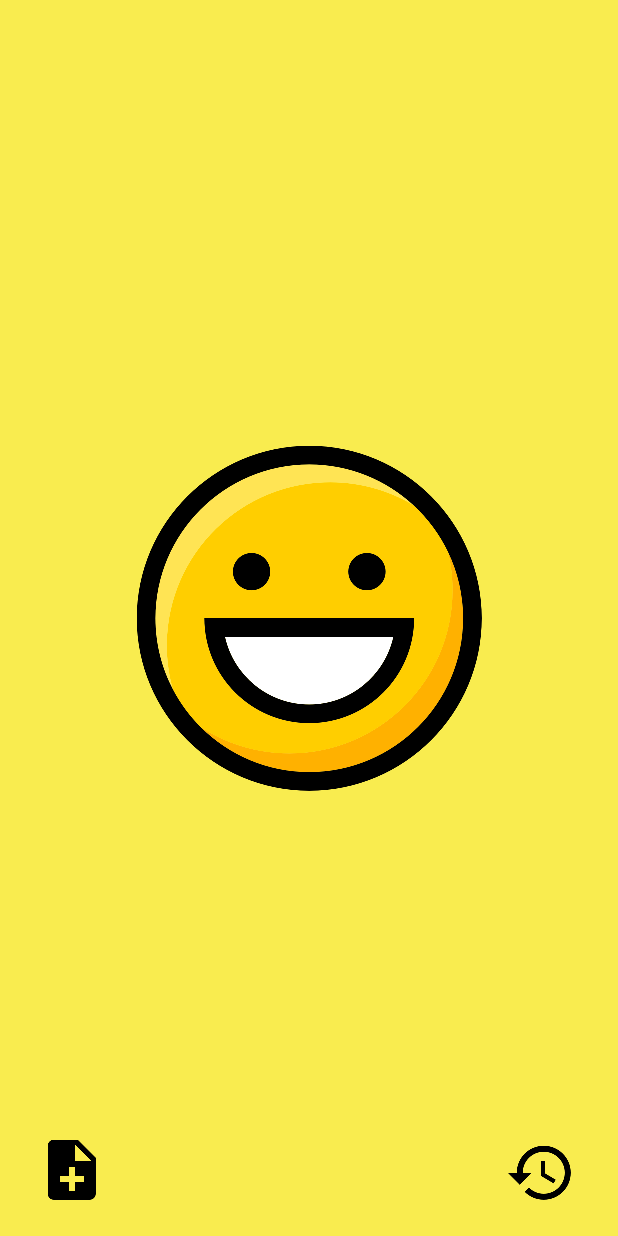
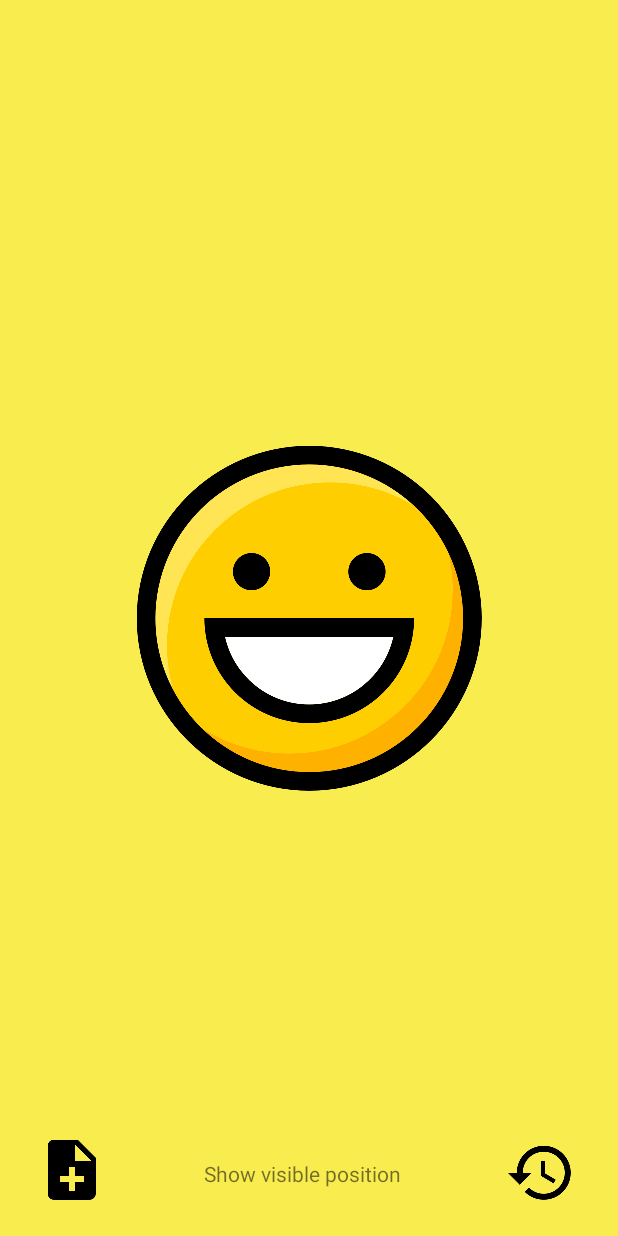
Before and after one commit to filipado/moodTracker2, an Android app: the screen it shows after launch (MainActivity), on a phone screen of 412 x 824 dp. Run offline under Robolectric (Android 15) with nearby library versions, the light colour scheme and no system bars.

```diff
--- a/app/src/main/java/com/example/moodtracker2/HistoryActivity.kt
+++ b/app/src/main/java/com/example/moodtracker2/HistoryActivity.kt
@@ -28,7 +28,7 @@ class HistoryActivity : AppCompatActivity() {
         //shared preferences to access comments
         val sharedPrefComment = getSharedPreferences("comment", MODE_PRIVATE)
 
-        //importing banks from the Mood Bank
+        //importing moods from the Mood Bank
         val moods = MoodBank(applicationContext).getMoods()
 
 
--- a/app/src/main/java/com/example/moodtracker2/MainActivity.kt
+++ b/app/src/main/java/com/example/moodtracker2/MainActivity.kt
@@ -12,10 +12,11 @@ import androidx.appcompat.app.AlertDialog
 import androidx.appcompat.app.AppCompatActivity
 import androidx.recyclerview.widget.LinearLayoutManager
 import androidx.recyclerview.widget.PagerSnapHelper
-import androidx.recyclerview.widget.RecyclerView
 import kotlinx.android.synthetic.main.activity_main.*
+import kotlinx.android.synthetic.main.activity_main.view.*
 import kotlinx.android.synthetic.main.comment_edit_text.*
 import java.time.LocalDate
+
 
 class MainActivity : AppCompatActivity() {
 
@@ -26,19 +27,41 @@ class MainActivity : AppCompatActivity() {
         setContentView(R.layout.activity_main)
 
         //Adding RecyclerView
-        val recyclerView = findViewById<RecyclerView>(R.id.recyclerview_id)
 
-        recyclerView.run {
+        recyclerview_id.run {
             layoutManager = LinearLayoutManager(
                 application,
                 LinearLayoutManager.HORIZONTAL,
                 false
             )
+
             adapter = MyAdapter()
 
             // This makes mood_layout snap to grid when scrolling
             PagerSnapHelper().attachToRecyclerView(this)
+
+            //TRYING TO EXPORT THE VISIBLE POSITION FROM HERE
+
+            val position = (recyclerview_id?.layoutManager as LinearLayoutManager).findFirstVisibleItemPosition()
+
+            //creating instance of Shared Preferences
+            val positionSP = getSharedPreferences("mood", Context.MODE_PRIVATE)
+            val editor = positionSP.edit()
+            val date = LocalDate.now().toString()
+
+            editor.putInt(date, position)
+            editor.apply()
         }
+
+       // var visibleChild = recyclerview_id.getChildAt(recyclerview_id.childCount.minus(1))
+       // val lastChild: Int = recyclerview_id.getChildAdapterPosition(visibleChild)
+       // val positionSP = getSharedPreferences("mood", Context.MODE_PRIVATE)
+       // val editor = positionSP.edit()
+       // val date = LocalDate.now().toString()
+
+       // editor.putInt(date, lastChild)
+       // editor.apply()
+
 
 
         //Adding AlertDialog to add comments
@@ -74,7 +97,6 @@ class MainActivity : AppCompatActivity() {
            builder.setOnDismissListener {
 
            }
-
         }
     } // onCreate FINISHES
 
--- a/app/src/main/java/com/example/moodtracker2/adapter.kt
+++ b/app/src/main/java/com/example/moodtracker2/adapter.kt
@@ -29,7 +29,7 @@ class MyAdapter : RecyclerView.Adapter<MyViewHolder>(){
     override fun onBindViewHolder(holder: MyViewHolder, position: Int) {
 
         val context = holder.view.context
-
+/*
         //Get the current date to be able to choose the mood for the day and be able to add it to history activity
         val date = LocalDate.now().toString()
 
@@ -41,6 +41,8 @@ class MyAdapter : RecyclerView.Adapter<MyViewHolder>(){
         editor.putInt(date, position)
         editor.apply()
 
+
+ */
         //Adding values and "when" method to initiate recycler view data
         val emoji = holder.view.emoji_img
         val background = holder.view.moodLayout_id
--- a/app/src/main/res/layout/activity_main.xml
+++ b/app/src/main/res/layout/activity_main.xml
@@ -42,4 +42,14 @@
         app:layout_constraintEnd_toEndOf="parent"
         app:srcCompat="@drawable/ic_history_black" />
 
+    <TextView
+        android:id="@+id/textView6"
+        android:layout_width="wrap_content"
+        android:layout_height="wrap_content"
+        android:layout_marginBottom="32dp"
+        android:text="Show visible position"
+        app:layout_constraintBottom_toBottomOf="@+id/recyclerview_id"
+        app:layout_constraintEnd_toStartOf="@+id/history_btn"
+        app:layout_constraintStart_toEndOf="@+id/btn_addNote" />
+
 </androidx.constraintlayout.widget.ConstraintLayout>
```
